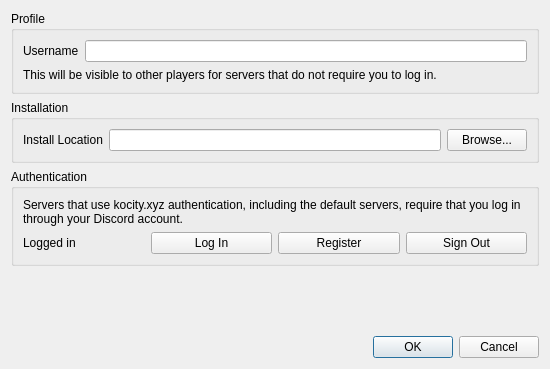
First picture: the form in src/ui/settings_dialog.ui, repository ex4dev/brawl-starter, before the edit.
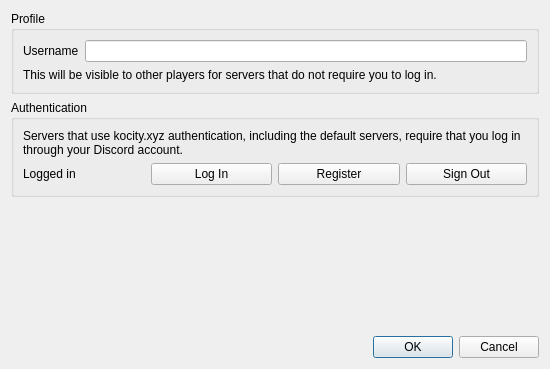
Second picture: the form after the edit.

Commit message: Use Steam to handle game installation

The edit to the form file:
```diff
--- a/src/ui/settings_dialog.ui
+++ b/src/ui/settings_dialog.ui
@@ -61,51 +61,6 @@
        </layout>
       </widget>
      </item>
-     <item>
-      <widget class="QGroupBox" name="installationGroupBox">
-       <property name="sizePolicy">
-        <sizepolicy hsizetype="Expanding" vsizetype="Maximum">
-         <horstretch>0</horstretch>
-         <verstretch>0</verstretch>
-        </sizepolicy>
-       </property>
-       <property name="minimumSize">
-        <size>
-         <width>0</width>
-         <height>0</height>
-        </size>
-       </property>
-       <property name="title">
-        <string>Installation</string>
-       </property>
-       <layout class="QVBoxLayout" name="verticalLayout_2">
-        <item>
-         <layout class="QHBoxLayout" name="installLocationInputLayout">
-          <property name="sizeConstraint">
-           <enum>QLayout::SetMinimumSize</enum>
-          </property>
-          <item>
-           <widget class="QLabel" name="lblInstallLocation">
-            <property name="text">
-             <string>Install Location</string>
-            </property>
-           </widget>
-          </item>
-          <item>
-           <widget class="QLineEdit" name="fldInstallLocation"/>
-          </item>
-          <item>
-           <widget class="QPushButton" name="btnBrowseInstallation">
-            <property name="text">
-             <string>Browse...</string>
-            </property>
-           </widget>
-          </item>
-         </layout>
-        </item>
-       </layout>
-      </widget>
-     </item>
      <item>
       <widget class="QGroupBox" name="authenticationGroupBox">
        <property name="sizePolicy">
```
Left out of the diff: 2 changed lines with no effect on the pictures. The commit also changes 16 other files.
